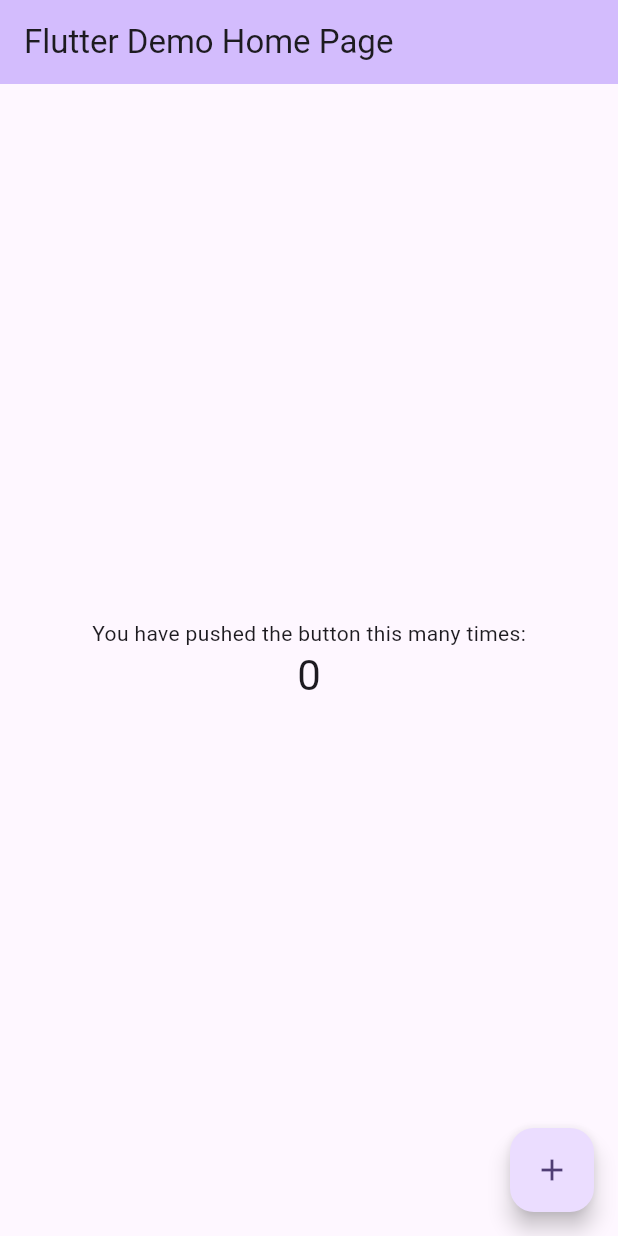
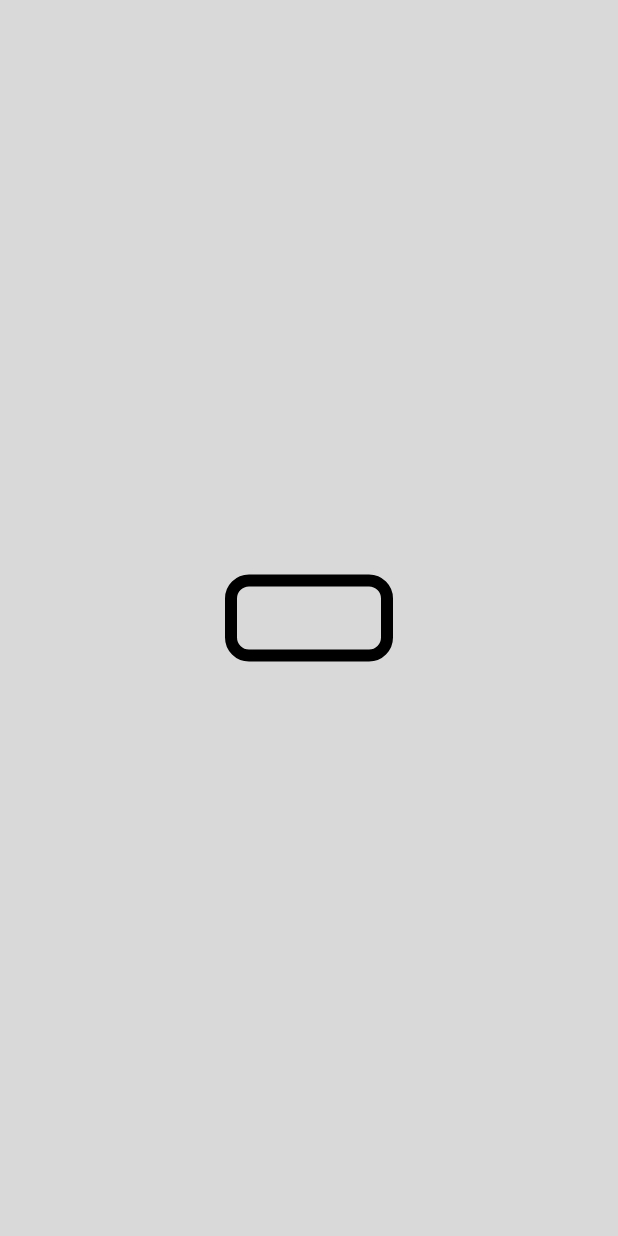
Before and after one commit to Zimmer550i/Portfolio-Flutter, a Flutter app: the screen it shows after launch, on a phone screen of 412 x 824 dp. Run offline on Flutter 3.47's test engine with Material 3 defaults, Android fonts, the phone set to English and light mode, and no system bars.

Commit message:
add: main window

```diff
--- /dev/null
+++ b/lib/app.dart
@@ -0,0 +1,69 @@
+import 'dart:math';
+
+import 'package:flutter/gestures.dart';
+import 'package:flutter/material.dart';
+import 'package:portfolio_flutter/utils/app_colors.dart';
+import 'package:portfolio_flutter/utils/app_sizes.dart';
+
+class App extends StatefulWidget {
+  const App({super.key});
+
+  @override
+  State<App> createState() => _AppState();
+}
+
+class _AppState extends State<App> {
+  double _rotationX = 0;
+  double _rotationY = 0;
+
+  void _updateRotationAngles(PointerHoverEvent event, Size screenSize) {
+    final mouseX = event.position.dx;
+    final mouseY = event.position.dy;
+
+    final screenWidth = screenSize.width;
+    final screenHeight = screenSize.height;
+
+    setState(() {
+      _rotationY = (mouseX / screenWidth - 0.5) * pi / 18;
+      _rotationX = -(mouseY / screenHeight - 0.5) * pi / 18;
+    });
+  }
+
+  @override
+  Widget build(BuildContext context) {
+    Size screenSize = MediaQuery.of(context).size;
+    double width = screenSize.width - AppSizes.webPadding;
+    double height = width / AppSizes.webAspectRatio;
+
+    return Scaffold(
+      body: MouseRegion(
+        onHover: (event) {
+          _updateRotationAngles(event,
+              screenSize); // Update rotation angles based on mouse movement
+        },
+        child: Transform(
+          alignment: FractionalOffset.center,
+          transform: Matrix4.identity()
+            ..setEntry(3, 2, 0.001) // Perspective
+            ..rotateX(_rotationX) // Rotate around X-axis (up/down)
+            ..rotateY(_rotationY), // Rotate around Y-axis (left/right)
+          child: Center(
+            child: Container(
+              width: width,
+              height: height,
+              constraints: BoxConstraints(
+                maxWidth: screenSize.width - AppSizes.webPadding,
+                maxHeight: screenSize.height,
+              ),
+              decoration: BoxDecoration(
+                color: AppColors.backgroundColor,
+                border: Border.all(width: AppSizes.smallPadding),
+                borderRadius: BorderRadius.circular(AppSizes.mediumPadding),
+              ),
+            ),
+          ),
+        ),
+      ),
+    );
+  }
+}
--- a/lib/main.dart
+++ b/lib/main.dart
@@ -1,4 +1,6 @@
 import 'package:flutter/material.dart';
+import 'package:portfolio_flutter/app.dart';
+import 'package:portfolio_flutter/utils/app_colors.dart';
 
 void main() {
   runApp(const MyApp());
@@ -13,113 +15,11 @@ class MyApp extends StatelessWidget {
     return MaterialApp(
       title: 'Flutter Demo',
       theme: ThemeData(
-        // This is the theme of your application.
-        //
-        // TRY THIS: Try running your application with "flutter run". You'll see
-        // the application has a purple toolbar. Then, without quitting the app,
-        // try changing the seedColor in the colorScheme below to Colors.green
-        // and then invoke "hot reload" (save your changes or press the "hot
-        // reload" button in a Flutter-supported IDE, or press "r" if you used
-        // the command line to start the app).
-        //
-        // Notice that the counter didn't reset back to zero; the application
-        // state is not lost during the reload. To reset the state, use hot
-        // restart instead.
-        //
-        // This works for code too, not just values: Most code changes can be
-        // tested with just a hot reload.
         colorScheme: ColorScheme.fromSeed(seedColor: Colors.deepPurple),
         useMaterial3: true,
+        scaffoldBackgroundColor: AppColors.backgroundColor
       ),
-      home: const MyHomePage(title: 'Flutter Demo Home Page'),
+      home: const App(),
     );
   }
 }
-
-class MyHomePage extends StatefulWidget {
-  const MyHomePage({super.key, required this.title});
-
-  // This widget is the home page of your application. It is stateful, meaning
-  // that it has a State object (defined below) that contains fields that affect
-  // how it looks.
-
-  // This class is the configuration for the state. It holds the values (in this
-  // case the title) provided by the parent (in this case the App widget) and
-  // used by the build method of the State. Fields in a Widget subclass are
-  // always marked "final".
-
-  final String title;
-
-  @override
-  State<MyHomePage> createState() => _MyHomePageState();
-}
-
-class _MyHomePageState extends State<MyHomePage> {
-  int _counter = 0;
-
-  void _incrementCounter() {
-    setState(() {
-      // This call to setState tells the Flutter framework that something has
-      // changed in this State, which causes it to rerun the build method below
-      // so that the display can reflect the updated values. If we changed
-      // _counter without calling setState(), then the build method would not be
-      // called again, and so nothing would appear to happen.
-      _counter++;
-    });
-  }
-
-  @override
-  Widget build(BuildContext context) {
-    // This method is rerun every time setState is called, for instance as done
-    // by the _incrementCounter method above.
-    //
-    // The Flutter framework has been optimized to make rerunning build methods
-    // fast, so that you can just rebuild anything that needs updating rather
-    // than having to individually change instances of widgets.
-    return Scaffold(
-      appBar: AppBar(
-        // TRY THIS: Try changing the color here to a specific color (to
-        // Colors.amber, perhaps?) and trigger a hot reload to see the AppBar
-        // change color while the other colors stay the same.
-        backgroundColor: Theme.of(context).colorScheme.inversePrimary,
-        // Here we take the value from the MyHomePage object that was created by
-        // the App.build method, and use it to set our appbar title.
-        title: Text(widget.title),
-      ),
-      body: Center(
-        // Center is a layout widget. It takes a single child and positions it
-        // in the middle of the parent.
-        child: Column(
-          // Column is also a layout widget. It takes a list of children and
-          // arranges them vertically. By default, it sizes itself to fit its
-          // children horizontally, and tries to be as tall as its parent.
-          //
-          // Column has various properties to control how it sizes itself and
-          // how it positions its children. Here we use mainAxisAlignment to
-          // center the children vertically; the main axis here is the vertical
-          // axis because Columns are vertical (the cross axis would be
-          // horizontal).
-          //
-          // TRY THIS: Invoke "debug painting" (choose the "Toggle Debug Paint"
-          // action in the IDE, or press "p" in the console), to see the
-          // wireframe for each widget.
-          mainAxisAlignment: MainAxisAlignment.center,
-          children: <Widget>[
-            const Text(
-              'You have pushed the button this many times:',
-            ),
-            Text(
-              '$_counter',
-              style: Theme.of(context).textTheme.headlineMedium,
-            ),
-          ],
-        ),
-      ),
-      floatingActionButton: FloatingActionButton(
-        onPressed: _incrementCounter,
-        tooltip: 'Increment',
-        child: const Icon(Icons.add),
-      ), // This trailing comma makes auto-formatting nicer for build methods.
-    );
-  }
-}
--- /dev/null
+++ b/lib/utils/app_colors.dart
@@ -0,0 +1,12 @@
+import 'package:flutter/material.dart';
+
+class AppColors {
+  static const Color primaryColor = Color(0xFF6C63FF);
+  static const Color secondaryColor = Color(0xFF00C853);
+  static const Color backgroundColor = Color(0xFFD9D9D9);
+  static const Color textColor = Color(0xFF000000);
+  static const Color white = Color(0xFF000000);
+  static const Color black = Color(0xFF000000);
+  static const Color border = Color(0xFF000000);
+
+}
--- /dev/null
+++ b/lib/utils/app_sizes.dart
@@ -0,0 +1,16 @@
+class AppSizes {
+  static const double smallPadding = 8.0;
+  static const double mediumPadding = 16.0;
+  static const double largePadding = 32.0;
+
+  static const double webPadding = 300;
+  static const double webAspectRatio = 1.928;
+
+  static const double smallText = 12.0;
+  static const double mediumText = 16.0;
+  static const double largeText = 24.0;
+
+  static const double iconSizeSmall = 24.0;
+  static const double iconSizeMedium = 48.0;
+  static const double iconSizeLarge = 72.0;
+}
--- /dev/null
+++ b/lib/utils/app_texts.dart
@@ -0,0 +1,29 @@
+import 'package:flutter/material.dart';
+
+class AppTexts {
+
+  static const TextStyle tabText = TextStyle(
+    fontSize: 28.0,
+    fontWeight: FontWeight.bold,
+  );
+  static const TextStyle heading = TextStyle(
+    fontSize: 24.0,
+    fontWeight: FontWeight.bold,
+  );
+
+  static const TextStyle bodyText = TextStyle(
+    fontSize: 16.0,
+  );
+
+  static const TextStyle bodyTextLarge = TextStyle(
+    fontSize: 18.0,
+  );
+
+  static const TextStyle caption = TextStyle(
+    fontSize: 12.0,
+  );
+
+  static const TextStyle errorText = TextStyle(
+    fontSize: 14.0,
+  );
+}
--- a/pubspec.yaml
+++ b/pubspec.yaml
@@ -35,6 +35,7 @@ dependencies:
   # The following adds the Cupertino Icons font to your application.
   # Use with the CupertinoIcons class for iOS style icons.
   cupertino_icons: ^1.0.6
+  flutter_animate: ^4.5.0
 
 dev_dependencies:
   flutter_test:
```
Also changed, not shown: pubspec.lock, 1 other file.
